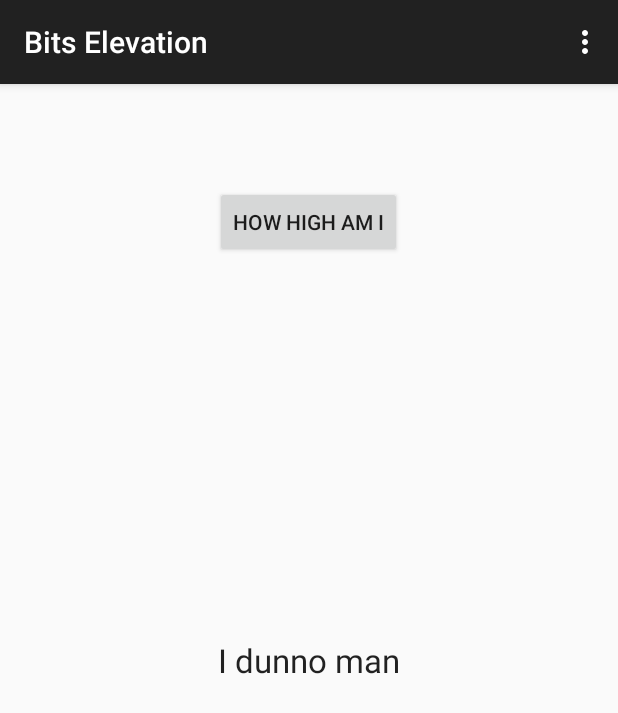
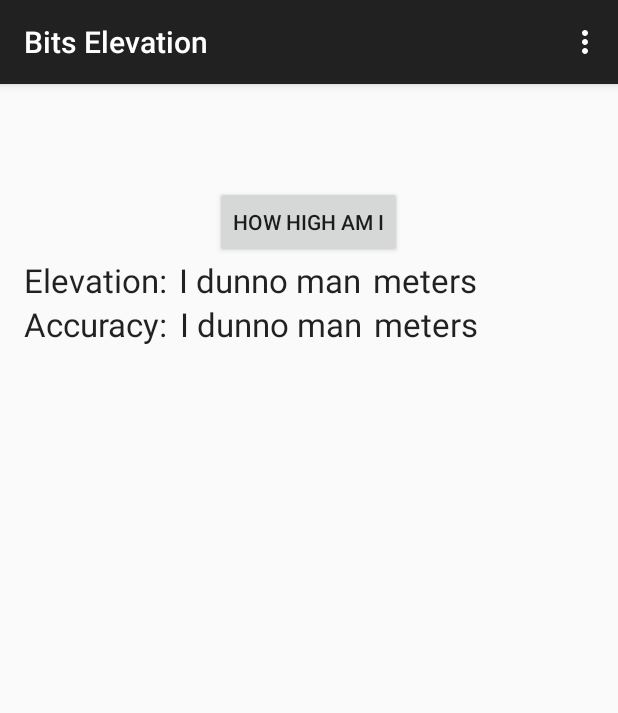
Before and after one commit to cpdupuis/BitsElevation, an Android app: the screen it shows after launch (MainActivity), on a phone screen of 412 x 824 dp. Shown: the top 713 px of the screen. Run offline under Robolectric (Android 15) with nearby library versions, the phone set to English and light mode, and no system bars.

Commit message:
Added accuracy and labels.

```diff
--- a/app/src/main/java/com/bitsforabetterworld/bitselevation/ElevationCallback.java
+++ b/app/src/main/java/com/bitsforabetterworld/bitselevation/ElevationCallback.java
@@ -1,8 +1,5 @@
 package com.bitsforabetterworld.bitselevation;
 
-/**
- * Created by Chris on 2/12/2015.
- */
 public interface ElevationCallback {
-    void elevationUpdated(double elevation);
+    void elevationUpdated(double elevation, double accuracy);
 }
--- a/app/src/main/res/layout/activity_main.xml
+++ b/app/src/main/res/layout/activity_main.xml
@@ -14,13 +14,60 @@
         android:layout_marginTop="52dp"
         android:layout_centerHorizontal="true"/>
 
-    <TextView
-        android:layout_width="wrap_content"
+    <LinearLayout
+        android:orientation="horizontal"
+        android:id="@+id/elevationRow"
+        android:layout_width="fill_parent"
         android:layout_height="wrap_content"
-        android:textAppearance="?android:attr/textAppearanceLarge"
-        android:text="I dunno man"
-        android:id="@+id/elevationDisplay"
-        android:layout_centerVertical="true"
-        android:layout_centerHorizontal="true" />
+        android:layout_below="@+id/button"
+        android:layout_centerHorizontal="true">
+        <TextView
+            android:layout_width="wrap_content"
+            android:layout_height="wrap_content"
+            android:textAppearance="?android:attr/textAppearanceLarge"
+            android:text="Elevation:"/>
+        <TextView
+            android:layout_width="wrap_content"
+            android:layout_height="wrap_content"
+            android:paddingLeft="12px"
+            android:textAppearance="?android:attr/textAppearanceLarge"
+            android:text="I dunno man"
+            android:id="@+id/elevationDisplay" />
+        <TextView
+            android:layout_width="wrap_content"
+            android:layout_height="wrap_content"
+            android:paddingLeft="12px"
+            android:textAppearance="?android:attr/textAppearanceLarge"
+            android:text="meters"
+            android:id="@+id/elevationUnitsDisplay" />
+    </LinearLayout>
+
+    <LinearLayout
+        android:orientation="horizontal"
+        android:layout_width="fill_parent"
+        android:layout_height="wrap_content"
+        android:layout_below="@+id/elevationRow"
+        android:id="@+id/accuracyRow"
+        android:layout_centerHorizontal="true">
+        <TextView
+            android:layout_width="wrap_content"
+            android:layout_height="wrap_content"
+            android:textAppearance="?android:attr/textAppearanceLarge"
+            android:text="Accuracy:"/>
+        <TextView
+            android:layout_width="wrap_content"
+            android:layout_height="wrap_content"
+            android:paddingLeft="12px"
+            android:textAppearance="?android:attr/textAppearanceLarge"
+            android:text="I dunno man"
+            android:id="@+id/accuracyDisplay" />
+        <TextView
+            android:layout_width="wrap_content"
+            android:layout_height="wrap_content"
+            android:paddingLeft="12px"
+            android:textAppearance="?android:attr/textAppearanceLarge"
+            android:text="meters"
+            android:id="@+id/accuracyUnitsDisplay" />
+    </LinearLayout>
 
 </RelativeLayout>
```
Also changed, not shown: app/src/main/java/com/bitsforabetterworld/bitselevation/LocationModel.java (+4 -20 lines), app/src/main/java/com/bitsforabetterworld/bitselevation/MainActivity.java (+12 -3 lines).
